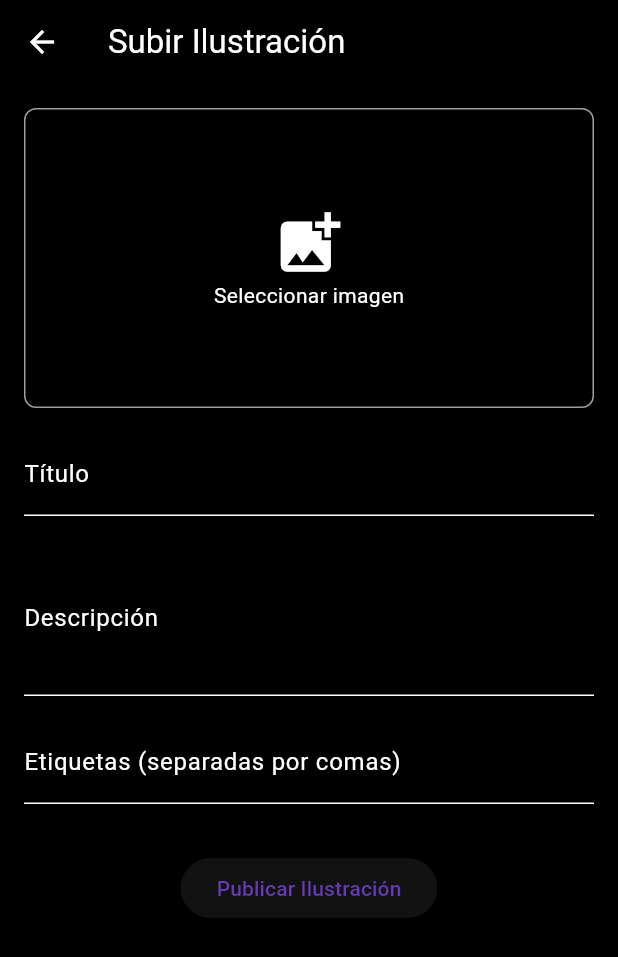
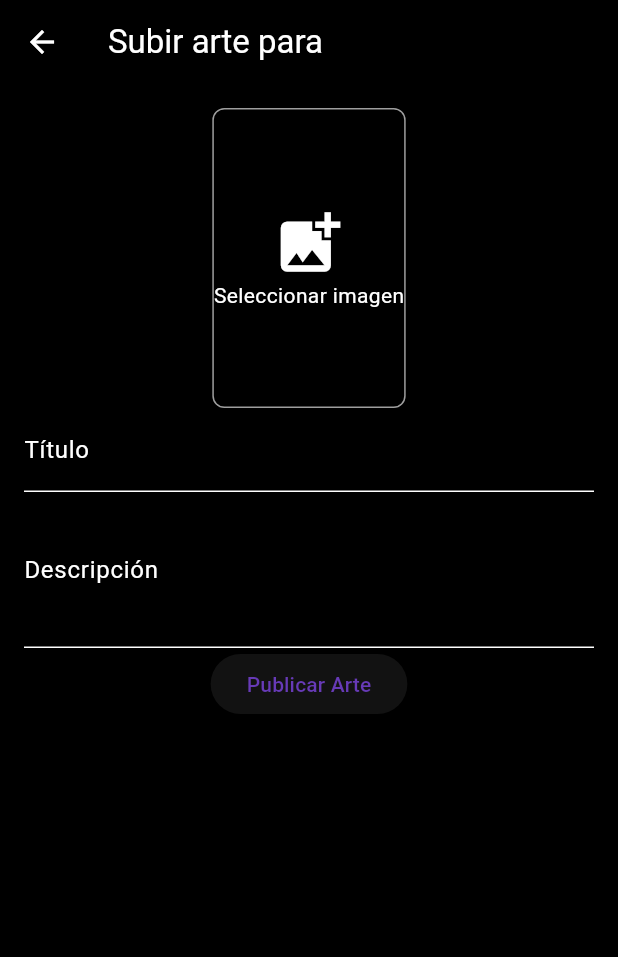
Before and after one commit to angiefjrd/Proyecto-IS513, a Flutter app: the SubirArtePage screen opened directly with empty values, on a phone screen of 412 x 824 dp. Shown: the top 957 px of the screen. Run offline on Flutter 3.47's test engine with Material 3 defaults, Android fonts, the light colour scheme and no system bars; our stand-ins replace cloud_firestore, file_picker, firebase_auth, firebase_core, firebase_storage, get and 2 more; missing offline and left inert: flutter_quill; accounts and stored records are empty.

Commit message:
ajustando el apartado arte e galeria para subir las imagenes

```diff
--- a/lib/models/arte.dart
+++ b/lib/models/arte.dart
@@ -1,3 +1,5 @@
+import 'dart:io';
+
 class Arte {
   final String id;
   final String libroId;
@@ -10,6 +12,8 @@ class Arte {
   final List<String> etiquetas;
   final int likes;
   final List<String> likedBy;
+  File? imagenFile;
+  bool get isUploading => imagenFile != null && imagenUrl.isEmpty;
 
   Arte({
     required this.id,
--- a/lib/views/subir_arte_page.dart
+++ b/lib/views/subir_arte_page.dart
@@ -6,6 +6,7 @@ import 'package:image_picker/image_picker.dart';
 import 'package:writerhub/widgets/controller.dart';
 import 'package:writerhub/models/arte.dart';
 import 'dart:io';
+import 'package:cloud_firestore/cloud_firestore.dart';
 
 class SubirArtePage extends StatefulWidget {
   final String libroId;
@@ -22,94 +23,16 @@ class SubirArtePage extends StatefulWidget {
 }
 
 class _SubirArtePageState extends State<SubirArtePage> {
-  final Controller _controller = Get.find();
   final _formKey = GlobalKey<FormState>();
-  final TextEditingController _tituloController = TextEditingController();
-  final TextEditingController _descripcionController = TextEditingController();
-  final TextEditingController _etiquetasController = TextEditingController();
+  final _tituloController = TextEditingController();
+  final _descripcionController = TextEditingController();
   File? _imagenSeleccionada;
+  final ImagePicker _picker = ImagePicker();
+  bool _isUploading = false;
   double _uploadProgress = 0;
-  bool _isUploading = false;
-
-  @override
-  Widget build(BuildContext context) {
-    return Scaffold(
-      appBar: AppBar(
-        title: const Text('Subir Ilustración'),
-      ),
-      body: SingleChildScrollView(
-        padding: const EdgeInsets.all(16),
-        child: Form(
-          key: _formKey,
-          child: Column(
-            children: [
-              GestureDetector(
-                onTap: _seleccionarImagen,
-                child: Container(
-                  height: 200,
-                  width: double.infinity,
-                  decoration: BoxDecoration(
-                    border: Border.all(color: Colors.grey),
-                    borderRadius: BorderRadius.circular(8),
-                  ),
-                  child: _imagenSeleccionada != null
-                      ? Image.file(_imagenSeleccionada!, fit: BoxFit.cover)
-                      : const Column(
-                          mainAxisAlignment: MainAxisAlignment.center,
-                          children: [
-                            Icon(Icons.add_photo_alternate, size: 50),
-                            Text('Seleccionar imagen'),
-                          ],
-                        ),
-                ),
-              ),
-              const SizedBox(height: 16),
-              TextFormField(
-                controller: _tituloController,
-                decoration: const InputDecoration(labelText: 'Título'),
-                validator: (value) {
-                  if (value == null || value.isEmpty) {
-                    return 'Ingresa un título';
-                  }
-                  return null;
-                },
-              ),
-              const SizedBox(height: 16),
-              TextFormField(
-                controller: _descripcionController,
-                decoration: const InputDecoration(labelText: 'Descripción'),
-                maxLines: 3,
-              ),
-              const SizedBox(height: 16),
-              TextFormField(
-                controller: _etiquetasController,
-                decoration: const InputDecoration(
-                  labelText: 'Etiquetas (separadas por comas)',
-                  hintText: 'ej. digital, acuarela, fanart',
-                ),
-              ),
-              const SizedBox(height: 16),
-              if (_isUploading)
-                LinearProgressIndicator(
-                  value: _uploadProgress,
-                  minHeight: 8,
-                ),
-              const SizedBox(height: 16),
-              ElevatedButton(
-                onPressed: _isUploading ? null : _subirObra,
-                child: const Text('Publicar Ilustración'),
-              ),
-            ],
-          ),
-        ),
-      ),
-    );
-  }
 
   Future<void> _seleccionarImagen() async {
-    final picker = ImagePicker();
-    final pickedFile = await picker.pickImage(source: ImageSource.gallery);
-
+    final pickedFile = await _picker.pickImage(source: ImageSource.gallery); // Corregido
     if (pickedFile != null) {
       setState(() {
         _imagenSeleccionada = File(pickedFile.path);
@@ -131,28 +54,26 @@ class _SubirArtePageState extends State<SubirArtePage> {
 
     try {
       final user = FirebaseAuth.instance.currentUser;
-      if (user == null) {
-        Get.snackbar('Error', 'Debes iniciar sesión');
-        return;
-      }
+      if (user == null) throw Exception('Usuario no autenticado');
 
-      final storageRef = FirebaseStorage.instance
+      // Subir imagen a Firebase Storage
+      final ref = FirebaseStorage.instance
           .ref()
           .child('arte/${DateTime.now().millisecondsSinceEpoch}.jpg');
 
-      final uploadTask = storageRef.putFile(_imagenSeleccionada!);
+      final uploadTask = ref.putFile(_imagenSeleccionada!);
       uploadTask.snapshotEvents.listen((taskSnapshot) {
         setState(() {
-          _uploadProgress =
-              taskSnapshot.bytesTransferred / taskSnapshot.totalBytes;
+          _uploadProgress = taskSnapshot.bytesTransferred / taskSnapshot.totalBytes;
         });
       });
 
-      final snapshot = await uploadTask.whenComplete(() {});
+      final snapshot = await uploadTask;
       final imageUrl = await snapshot.ref.getDownloadURL();
 
+      // Crear objeto Arte
       final nuevaObra = Arte(
-        id: '', // ID será asignado por Firestore
+        id: '', // Firestore asignará ID
         libroId: widget.libroId,
         titulo: _tituloController.text.trim(),
         artista: user.displayName ?? 'Anónimo',
@@ -160,18 +81,15 @@ class _SubirArtePageState extends State<SubirArtePage> {
         imagenUrl: imageUrl,
         descripcion: _descripcionController.text.trim(),
         fechaCreacion: DateTime.now(),
-        etiquetas: _etiquetasController.text
-            .split(',')
-            .map((e) => e.trim())
-            .where((e) => e.isNotEmpty)
-            .toList(),
       );
 
-      await _controller.agregarObraArte(nuevaObra);
+      // Guardar en Firestore
+      final docRef = await FirebaseFirestore.instance.collection('arte').add(nuevaObra.toMap());
+
       Get.back();
-      Get.snackbar('Éxito', 'Ilustración publicada');
+      Get.snackbar('Éxito', 'Obra de arte publicada');
     } catch (e) {
-      Get.snackbar('Error', 'No se pudo subir la ilustración: $e');
+      Get.snackbar('Error', 'No se pudo subir: ${e.toString()}');
     } finally {
       setState(() {
         _isUploading = false;
@@ -180,10 +98,62 @@ class _SubirArtePageState extends State<SubirArtePage> {
   }
 
   @override
-  void dispose() {
-    _tituloController.dispose();
-    _descripcionController.dispose();
-    _etiquetasController.dispose();
-    super.dispose();
+  Widget build(BuildContext context) {
+    return Scaffold(
+      appBar: AppBar(title: Text('Subir arte para ${widget.tituloLibro}')),
+      body: Padding(
+        padding: const EdgeInsets.all(16.0),
+        child: Form(
+          key: _formKey,
+          child: SingleChildScrollView(
+            child: Column(
+              children: [
+                // Selector de imagen
+                GestureDetector(
+                  onTap: _seleccionarImagen,
+                  child: Container(
+                    height: 200,
+                    decoration: BoxDecoration(
+                      border: Border.all(color: Colors.grey),
+                      borderRadius: BorderRadius.circular(8),
+                    ),
+                    child: _imagenSeleccionada != null
+                        ? Image.file(_imagenSeleccionada!, fit: BoxFit.cover)
+                        : Column(
+                            mainAxisAlignment: MainAxisAlignment.center,
+                            children: [
+                              Icon(Icons.add_photo_alternate, size: 50),
+                              Text('Seleccionar imagen'),
+                            ],
+                          ),
+                  ),
+                ),
+
+                // Formulario
+                TextFormField(
+                  controller: _tituloController,
+                  decoration: InputDecoration(labelText: 'Título'),
+                  validator: (v) => v!.isEmpty ? 'Requerido' : null,
+                ),
+                TextFormField(
+                  controller: _descripcionController,
+                  decoration: InputDecoration(labelText: 'Descripción'),
+                  maxLines: 3,
+                ),
+
+                // Progress bar
+                if (_isUploading) LinearProgressIndicator(value: _uploadProgress),
+
+                // Botón de subir
+                ElevatedButton(
+                  onPressed: _isUploading ? null : _subirObra,
+                  child: Text(_isUploading ? 'Subiendo...' : 'Publicar Arte'),
+                ),
+              ],
+            ),
+          ),
+        ),
+      ),
+    );
   }
 }
```
Also changed, not shown: lib/views/detalles_libro.dart (+58 -58 lines), lib/widgets/controller.dart (+16 -19 lines), lib/views/perfil_page.dart (line endings or trailing spaces).
